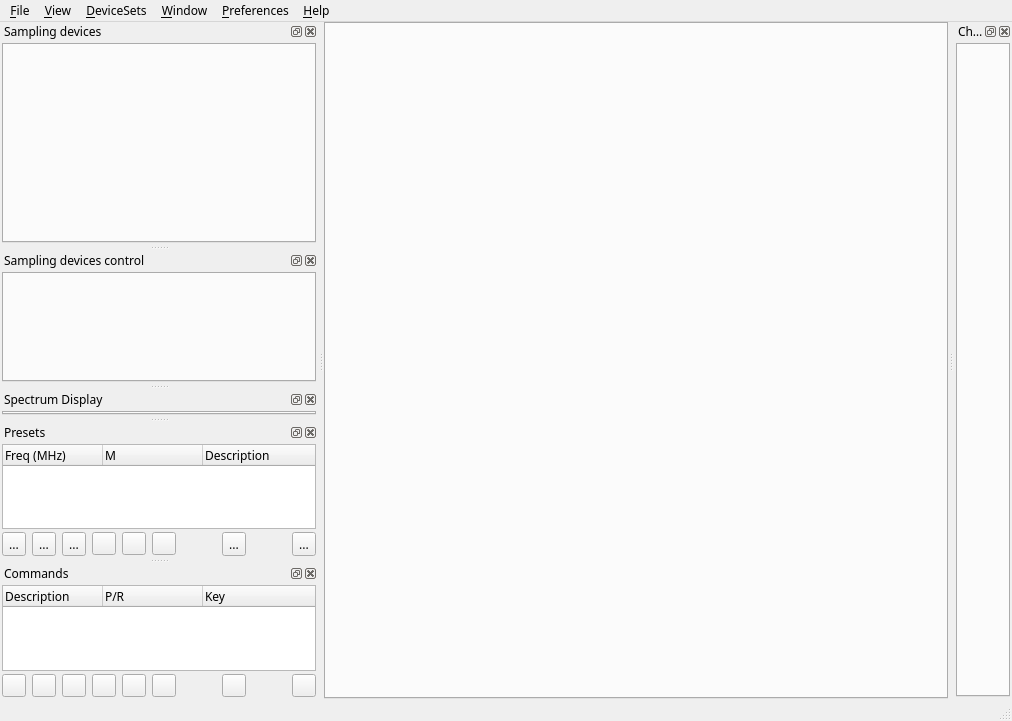
Above: sdrgui/mainwindow.ui from f4exb/sdrangel before the change. Below: the same form after it.
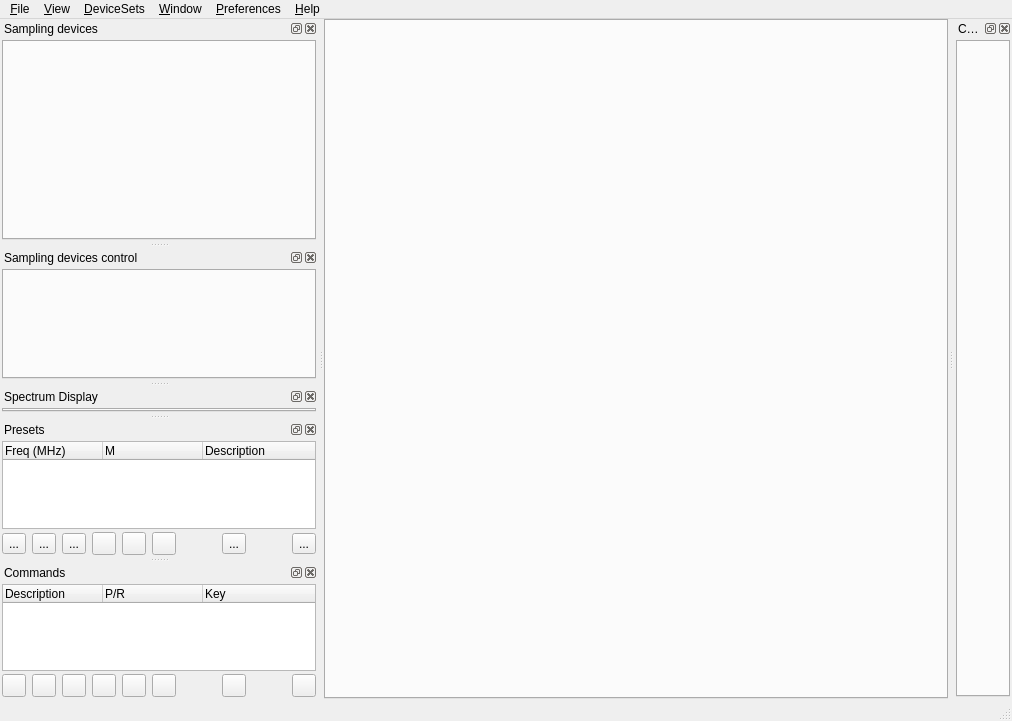
That is the form after the change. Icons and pictures are not drawn. Custom widgets are drawn as their Qt base class.

Commit message: MainWindow: removed specific font settings

```diff
--- a/sdrgui/mainwindow.ui
+++ b/sdrgui/mainwindow.ui
@@ -10,12 +10,6 @@
     <height>721</height>
    </rect>
   </property>
-  <property name="font">
-   <font>
-    <family>Sans Serif</family>
-    <pointsize>9</pointsize>
-   </font>
-  </property>
   <property name="windowTitle">
    <string>SDRangel</string>
   </property>
@@ -27,11 +21,6 @@
    <bool>true</bool>
   </property>
   <widget class="QWidget" name="centralWidget">
-   <property name="font">
-    <font>
-     <family>Sans Serif</family>
-    </font>
-   </property>
    <layout class="QVBoxLayout" name="verticalLayout_2">
     <property name="leftMargin">
      <number>0</number>
@@ -47,12 +36,6 @@
     </property>
     <item>
      <widget class="QTabWidget" name="tabSpectra">
-      <property name="font">
-       <font>
-        <family>Sans Serif</family>
-        <pointsize>9</pointsize>
-       </font>
-      </property>
       <property name="tabPosition">
        <enum>QTabWidget::East</enum>
       </property>
@@ -79,24 +62,12 @@
     </rect>
    </property>
    <widget class="QMenu" name="menu_File">
-    <property name="font">
-     <font>
-      <family>Sans Serif</family>
-      <pointsize>9</pointsize>
-     </font>
-    </property>
     <property name="title">
      <string>&amp;File</string>
     </property>
     <addaction name="action_Exit"/>
    </widget>
    <widget class="QMenu" name="menu_Devices">
-    <property name="font">
-     <font>
-      <family>Sans Serif</family>
-      <pointsize>9</pointsize>
-     </font>
-    </property>
     <property name="title">
      <string>&amp;DeviceSets</string>
     </property>
@@ -105,24 +76,12 @@
     <addaction name="action_removeLastDevice"/>
    </widget>
    <widget class="QMenu" name="menu_View">
-    <property name="font">
-     <font>
-      <family>Sans Serif</family>
-      <pointsize>9</pointsize>
-     </font>
-    </property>
     <property name="title">
      <string>&amp;View</string>
     </property>
     <addaction name="action_View_Fullscreen"/>
    </widget>
    <widget class="QMenu" name="menu_Help">
-    <property name="font">
-     <font>
-      <family>Sans Serif</family>
-      <pointsize>9</pointsize>
-     </font>
-    </property>
     <property name="title">
      <string>&amp;Help</string>
     </property>
@@ -131,12 +90,6 @@
     <addaction name="action_About"/>
    </widget>
    <widget class="QMenu" name="menu_Window">
-    <property name="font">
-     <font>
-      <family>Sans Serif</family>
-      <pointsize>9</pointsize>
-     </font>
-    </property>
     <property name="title">
      <string>&amp;Window</string>
     </property>
```
Left out of the diff: 101 changed lines with no effect on the pictures.
